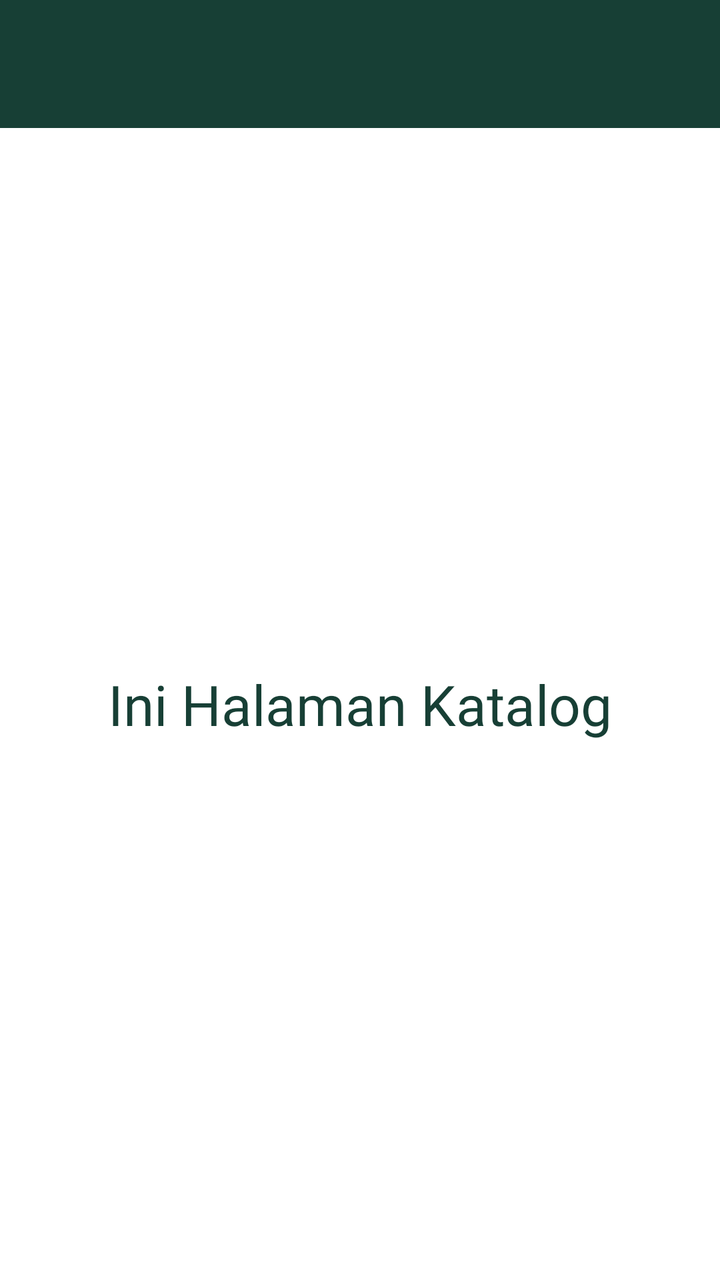
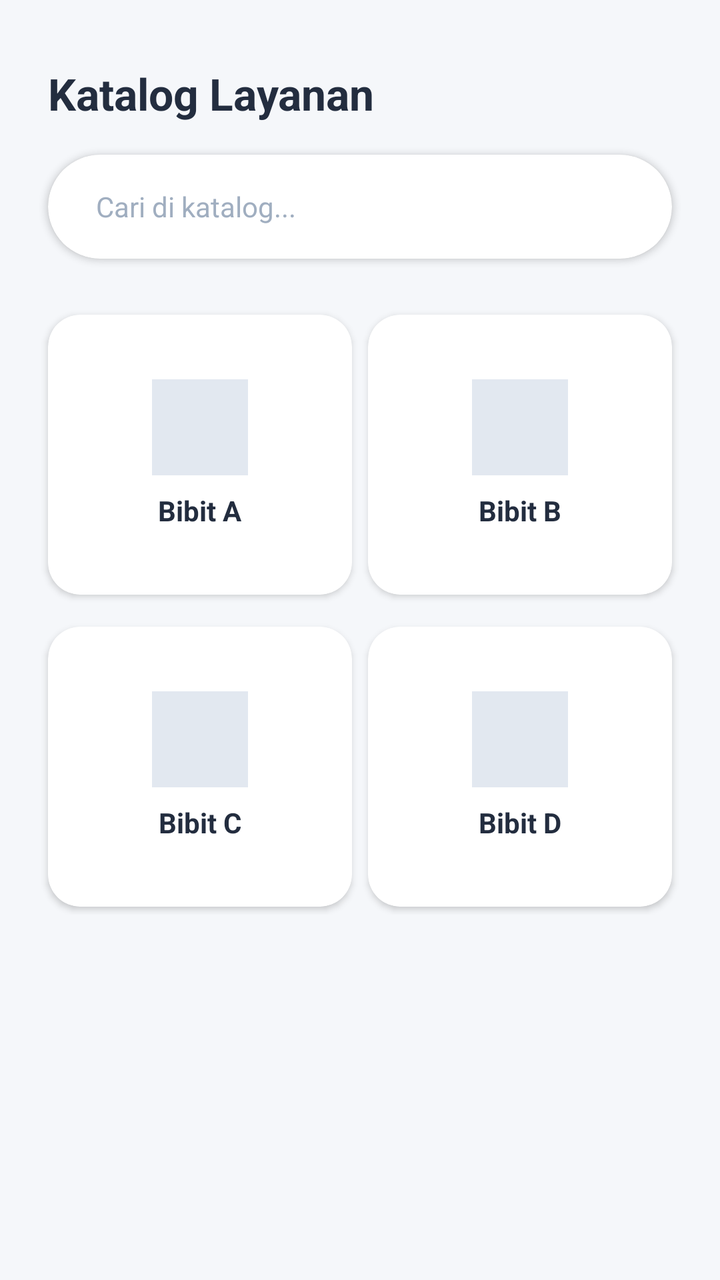

Screens rendered from an Android XML layout before and after an edit, with the pre-edit source and the edit as a unified diff.
<!-- AndroidManifest.xml: application theme Theme.ASFJets -->
<!-- res/layout/fragment_katalog.xml -->
<?xml version="1.0" encoding="utf-8"?>
<androidx.constraintlayout.widget.ConstraintLayout
    xmlns:android="http://schemas.android.com/apk/res/android"
    xmlns:app="http://schemas.android.com/apk/res-auto"
    xmlns:tools="http://schemas.android.com/tools"
    android:layout_width="match_parent"
    android:layout_height="match_parent"
    android:background="@color/white"
    tools:context=".home.HomeFragment">

    <androidx.appcompat.widget.Toolbar
        android:id="@+id/toolbar"
        android:layout_width="match_parent"
        android:layout_height="?attr/actionBarSize"
        android:background="@color/primary"
        app:titleTextColor="@android:color/white"
        app:layout_constraintEnd_toEndOf="parent"
        app:layout_constraintStart_toStartOf="parent"
        app:layout_constraintTop_toTopOf="parent" />

    <TextView
        android:id="@+id/tvTitle"
        android:layout_width="wrap_content"
        android:layout_height="wrap_content"
        android:fontFamily="@font/poppins_bold"
        android:text="Ini Halaman Katalog"
        android:textColor="@color/primary"
        android:textSize="28sp"
        app:layout_constraintBottom_toBottomOf="parent"
        app:layout_constraintEnd_toEndOf="parent"
        app:layout_constraintStart_toStartOf="parent"
        app:layout_constraintTop_toBottomOf="@id/toolbar" />

</androidx.constraintlayout.widget.ConstraintLayout>
<!-- resources referenced by this layout -->
<resources>
  <color name="primary">#173F35</color>
  <color name="white">#FFFFFFFF</color>
  <style name="Theme.ASFJets" parent="Base.Theme.ASFJets" />
  <style name="Base.Theme.ASFJets" parent="Theme.Material3.DayNight.NoActionBar">
          
          
      </style>
</resources>

<!-- the commit's change to res/layout/fragment_katalog.xml (unified diff, before → after) -->
@@ -1,34 +1,207 @@
 <?xml version="1.0" encoding="utf-8"?>
-<androidx.constraintlayout.widget.ConstraintLayout
-    xmlns:android="http://schemas.android.com/apk/res/android"
+<ScrollView xmlns:android="http://schemas.android.com/apk/res/android"
     xmlns:app="http://schemas.android.com/apk/res-auto"
-    xmlns:tools="http://schemas.android.com/tools"
     android:layout_width="match_parent"
     android:layout_height="match_parent"
-    android:background="@color/white"
-    tools:context=".home.HomeFragment">
-
-    <androidx.appcompat.widget.Toolbar
-        android:id="@+id/toolbar"
+    android:background="#F5F7FA"
+    android:scrollbars="none">
+
+    <androidx.constraintlayout.widget.ConstraintLayout
         android:layout_width="match_parent"
-        android:layout_height="?attr/actionBarSize"
-        android:background="@color/primary"
-        app:titleTextColor="@android:color/white"
-        app:layout_constraintEnd_toEndOf="parent"
-        app:layout_constraintStart_toStartOf="parent"
-        app:layout_constraintTop_toTopOf="parent" />
-
-    <TextView
-        android:id="@+id/tvTitle"
-        android:layout_width="wrap_content"
         android:layout_height="wrap_content"
-        android:fontFamily="@font/poppins_bold"
-        android:text="Ini Halaman Katalog"
-        android:textColor="@color/primary"
-        android:textSize="28sp"
-        app:layout_constraintBottom_toBottomOf="parent"
-        app:layout_constraintEnd_toEndOf="parent"
-        app:layout_constraintStart_toStartOf="parent"
-        app:layout_constraintTop_toBottomOf="@id/toolbar" />
-
-</androidx.constraintlayout.widget.ConstraintLayout>
+        android:paddingBottom="32dp">
+
+        
+        <TextView
+            android:id="@+id/tvTitleKatalog"
+            android:layout_width="wrap_content"
+            android:layout_height="wrap_content"
+            android:layout_marginStart="24dp"
+            android:layout_marginTop="32dp"
+            android:text="Katalog Layanan"
+            android:textColor="#232D3F"
+            android:textSize="22sp"
+            android:textStyle="bold"
+            app:layout_constraintStart_toStartOf="parent"
+            app:layout_constraintTop_toTopOf="parent" />
+
+        
+        <androidx.cardview.widget.CardView
+            android:id="@+id/cvSearchKatalog"
+            android:layout_width="match_parent"
+            android:layout_height="52dp"
+            android:layout_marginHorizontal="24dp"
+            android:layout_marginTop="16dp"
+            app:cardBackgroundColor="#FFFFFF"
+            app:cardCornerRadius="26dp"
+            app:cardElevation="2dp"
+            app:layout_constraintTop_toBottomOf="@id/tvTitleKatalog">
+
+            <TextView
+                android:layout_width="match_parent"
+                android:layout_height="match_parent"
+                android:gravity="center_vertical"
+                android:paddingStart="24dp"
+                android:text="Cari di katalog..."
+                android:textColor="#A0AEC0"
+                android:textSize="14sp" />
+        </androidx.cardview.widget.CardView>
+
+        
+        <LinearLayout
+            android:id="@+id/row1"
+            android:layout_width="match_parent"
+            android:layout_height="wrap_content"
+            android:layout_marginHorizontal="20dp"
+            android:layout_marginTop="24dp"
+            android:orientation="horizontal"
+            android:weightSum="2"
+            app:layout_constraintTop_toBottomOf="@id/cvSearchKatalog">
+
+            
+            <androidx.cardview.widget.CardView
+                android:id="@+id/cvKatalog1"
+                android:layout_width="0dp"
+                android:layout_height="140dp"
+                android:layout_margin="4dp"
+                android:layout_weight="1"
+                app:cardBackgroundColor="#FFFFFF"
+                app:cardCornerRadius="16dp"
+                app:cardElevation="2dp">
+
+                <LinearLayout
+                    android:layout_width="match_parent"
+                    android:layout_height="match_parent"
+                    android:gravity="center"
+                    android:orientation="vertical"
+                    android:padding="12dp">
+
+                    <View
+                        android:layout_width="48dp"
+                        android:layout_height="48dp"
+                        android:background="#E2E8F0" />
+
+                    <TextView
+                        android:layout_width="wrap_content"
+                        android:layout_height="wrap_content"
+                        android:layout_marginTop="8dp"
+                        android:text="Bibit A"
+                        android:textColor="#232D3F"
+                        android:textStyle="bold" />
+                </LinearLayout>
+            </androidx.cardview.widget.CardView>
+
+            
+            <androidx.cardview.widget.CardView
+                android:id="@+id/cvKatalog2"
+                android:layout_width="0dp"
+                android:layout_height="140dp"
+                android:layout_margin="4dp"
+                android:layout_weight="1"
+                app:cardBackgroundColor="#FFFFFF"
+                app:cardCornerRadius="16dp"
+                app:cardElevation="2dp">
+
+                <LinearLayout
+                    android:layout_width="match_parent"
+                    android:layout_height="match_parent"
+                    android:gravity="center"
+                    android:orientation="vertical"
+                    android:padding="12dp">
+
+                    <View
+                        android:layout_width="48dp"
+                        android:layout_height="48dp"
+                        android:background="#E2E8F0" />
+
+                    <TextView
+                        android:layout_width="wrap_content"
+                        android:layout_height="wrap_content"
+                        android:layout_marginTop="8dp"
+                        android:text="Bibit B"
+                        android:textColor="#232D3F"
+                        android:textStyle="bold" />
+                </LinearLayout>
+            </androidx.cardview.widget.CardView>
+        </LinearLayout>
+
+        
+        <LinearLayout
+            android:id="@+id/row2"
+            android:layout_width="match_parent"
+            android:layout_height="wrap_content"
+            android:layout_marginHorizontal="20dp"
+            android:layout_marginTop="8dp"
+            android:orientation="horizontal"
+            android:weightSum="2"
+            app:layout_constraintTop_toBottomOf="@id/row1">
+
+            
+            <androidx.cardview.widget.CardView
+                android:id="@+id/cvKatalog3"
+                android:layout_width="0dp"
+                android:layout_height="140dp"
+                android:layout_margin="4dp"
+                android:layout_weight="1"
+                app:cardBackgroundColor="#FFFFFF"
+                app:cardCornerRadius="16dp"
+                app:cardElevation="2dp">
+
+                <LinearLayout
+                    android:layout_width="match_parent"
+                    android:layout_height="match_parent"
+                    android:gravity="center"
+                    android:orientation="vertical"
+                    android:padding="12dp">
+
+                    <View
+                        android:layout_width="48dp"
+                        android:layout_height="48dp"
+                        android:background="#E2E8F0" />
+
+                    <TextView
+                        android:layout_width="wrap_content"
+                        android:layout_height="wrap_content"
+                        android:layout_marginTop="8dp"
+                        android:text="Bibit C"
+                        android:textColor="#232D3F"
+                        android:textStyle="bold" />
+                </LinearLayout>
+            </androidx.cardview.widget.CardView>
+
+            
+            <androidx.cardview.widget.CardView
+                android:id="@+id/cvKatalog4"
+                android:layout_width="0dp"
+                android:layout_height="140dp"
+                android:layout_margin="4dp"
+                android:layout_weight="1"
+                app:cardBackgroundColor="#FFFFFF"
+                app:cardCornerRadius="16dp"
+                app:cardElevation="2dp">
+
+                <LinearLayout
+                    android:layout_width="match_parent"
+                    android:layout_height="match_parent"
+                    android:gravity="center"
+                    android:orientation="vertical"
+                    android:padding="12dp">
+
+                    <View
+                        android:layout_width="48dp"
+                        android:layout_height="48dp"
+                        android:background="#E2E8F0" />
+
+                    <TextView
+                        android:layout_width="wrap_content"
+                        android:layout_height="wrap_content"
+                        android:layout_marginTop="8dp"
+                        android:text="Bibit D"
+                        android:textColor="#232D3F"
+                        android:textStyle="bold" />
+                </LinearLayout>
+            </androidx.cardview.widget.CardView>
+        </LinearLayout>
+
+    </androidx.constraintlayout.widget.ConstraintLayout>
+</ScrollView>
<!-- resource entries referenced after the edit -->
@@ -1,7 +1,5 @@
 <!-- resources referenced by this layout -->
 <resources>
-  <color name="primary">#173F35</color>
-  <color name="white">#FFFFFFFF</color>
   <style name="Theme.ASFJets" parent="Base.Theme.ASFJets" />
   <style name="Base.Theme.ASFJets" parent="Theme.Material3.DayNight.NoActionBar">
           
